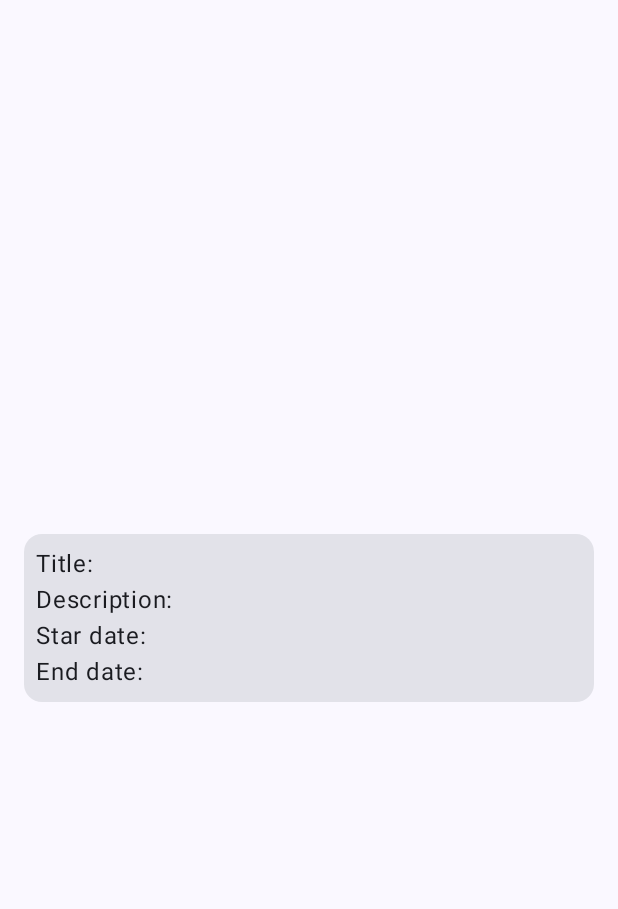
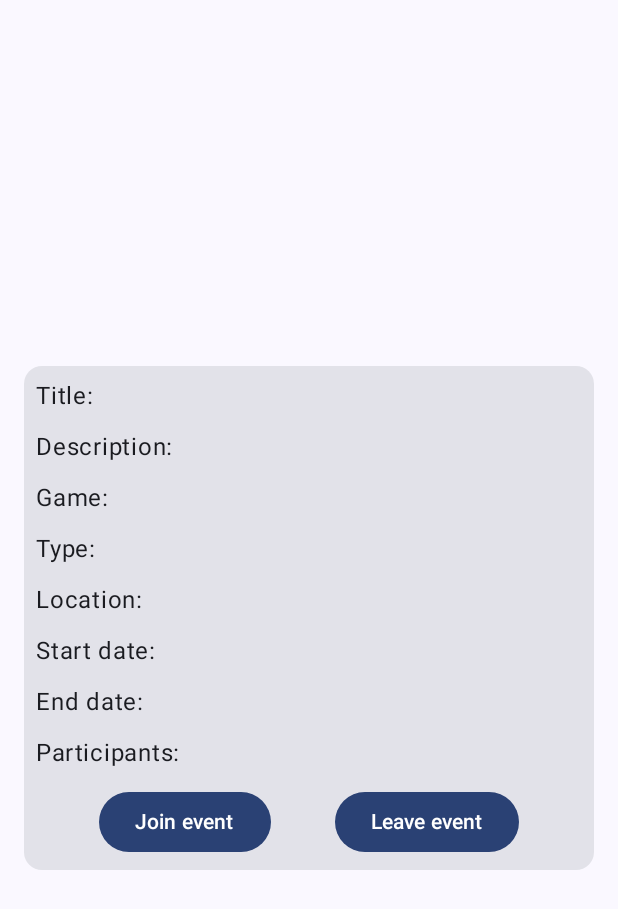
Before and after one commit to karozaj/MonkeyTestingHackathon, an Android app built with Jetpack Compose: the composable EventDetailView called with empty values, on a phone screen of 412 x 824 dp. Shown: the top 909 px of the screen. Run offline under Robolectric (Android 15) with nearby library versions, the phone set to English and light mode, and no system bars.

Commit message:
detail view

```diff
--- a/app/src/main/java/com/example/monkeytestinghackathon/ui/views/EventDetailView.kt
+++ b/app/src/main/java/com/example/monkeytestinghackathon/ui/views/EventDetailView.kt
@@ -1,11 +1,17 @@
 package com.example.monkeytestinghackathon.ui.views
 
+import androidx.compose.foundation.layout.Arrangement
 import androidx.compose.foundation.layout.Box
 import androidx.compose.foundation.layout.Column
+import androidx.compose.foundation.layout.Row
+import androidx.compose.foundation.layout.Spacer
 import androidx.compose.foundation.layout.fillMaxSize
+import androidx.compose.foundation.layout.fillMaxWidth
 import androidx.compose.foundation.layout.padding
+import androidx.compose.foundation.layout.size
 import androidx.compose.foundation.rememberScrollState
 import androidx.compose.foundation.verticalScroll
+import androidx.compose.material3.Button
 import androidx.compose.material3.Card
 import androidx.compose.material3.Scaffold
 import androidx.compose.material3.Text
@@ -39,9 +45,30 @@ fun EventDetailView(
                             .padding(8.dp)
                     ) {
                         Text("Title: ")
+                        DefaultSpacer()
                         Text("Description: ")
-                        Text("Star date: ")
-                        Text("End date:")
+                        DefaultSpacer()
+                        Text("Game: ")
+                        DefaultSpacer()
+                        Text("Type: ")
+                        DefaultSpacer()
+                        Text("Location: ")
+                        DefaultSpacer()
+                        Text("Start date: ")
+                        DefaultSpacer()
+                        Text("End date: ")
+                        DefaultSpacer()
+                        Text("Participants: ")
+                        DefaultSpacer()
+                        Row(
+                            Modifier.fillMaxWidth(),
+                            horizontalArrangement = Arrangement.SpaceEvenly
+                        ){
+                            Button(onClick = {}) { Text("Join event") }
+                            Button(onClick = {}) { Text("Leave event") }
+                        }
+
+
                     }
                 }
             }
```
